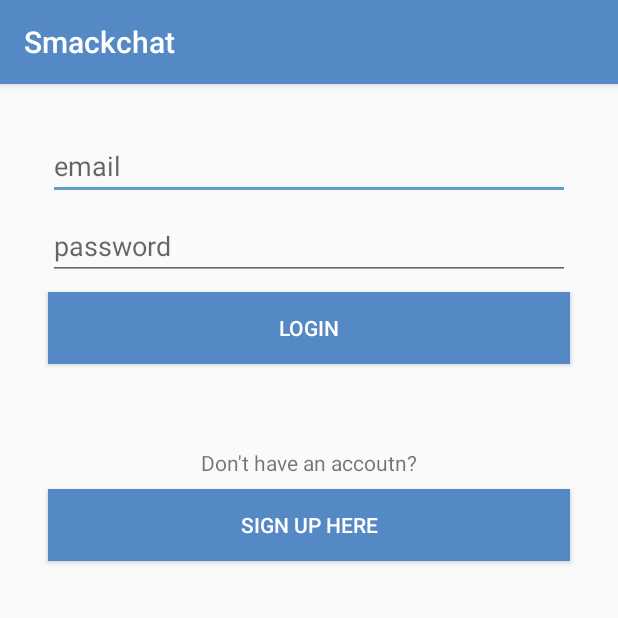
After one commit to feras272/SmackchatApp, an Android app: the LoginActivity screen opened directly, with no data from a screen before it, on a phone screen of 412 x 824 dp, the top half of it. The commit adds this screen. Run offline under Robolectric (Android 15) with nearby library versions, the phone set to English and light mode, and no system bars.

Commit message:
finishing the sign up page and link it with the login page

```diff
--- a/app/src/main/AndroidManifest.xml
+++ b/app/src/main/AndroidManifest.xml
@@ -6,9 +6,10 @@
         android:allowBackup="true"
         android:icon="@mipmap/ic_launcher"
         android:label="@string/app_name"
-
         android:supportsRtl="true"
         android:theme="@style/AppTheme">
+        <activity android:name=".CreateUserActivity"></activity>
+        <activity android:name=".LoginActivity" />
         <activity
             android:name=".MainActivity"
             android:label="@string/app_name"
--- /dev/null
+++ b/app/src/main/java/com/example/smackchat/LoginActivity.kt
@@ -0,0 +1,25 @@
+package com.example.smackchat
+
+import android.content.Intent
+import androidx.appcompat.app.AppCompatActivity
+import android.os.Bundle
+import android.view.View
+
+
+class LoginActivity : AppCompatActivity() {
+
+    override fun onCreate(savedInstanceState: Bundle?) {
+        super.onCreate(savedInstanceState)
+        setContentView(R.layout.activity_login)
+
+    }
+
+    fun loginLoginBtnClicked(view: View){
+        //R.layout.activity_login
+    }
+
+    fun loginCreateUserBtnClicked(view: View){
+        val createUserIntent = Intent(this, CreateUserActivity::class.java)
+        startActivity(createUserIntent)
+    }
+}
--- /dev/null
+++ b/app/src/main/res/layout/activity_login.xml
@@ -0,0 +1,76 @@
+<?xml version="1.0" encoding="utf-8"?>
+<androidx.constraintlayout.widget.ConstraintLayout xmlns:android="http://schemas.android.com/apk/res/android"
+    xmlns:app="http://schemas.android.com/apk/res-auto"
+    xmlns:tools="http://schemas.android.com/tools"
+    android:layout_width="match_parent"
+    android:layout_height="match_parent"
+    tools:context=".LoginActivity">
+
+    <EditText
+        android:id="@+id/loginEmailText"
+        android:layout_width="0dp"
+        android:layout_height="wrap_content"
+        android:layout_marginStart="32dp"
+        android:layout_marginTop="32dp"
+        android:layout_marginEnd="32dp"
+        android:ems="10"
+        android:hint="@string/email"
+        android:inputType="textPersonName"
+        app:layout_constraintEnd_toEndOf="parent"
+        app:layout_constraintStart_toStartOf="parent"
+        app:layout_constraintTop_toTopOf="parent" />
+
+    <EditText
+        android:id="@+id/loginPasswordText"
+        android:layout_width="0dp"
+        android:layout_height="wrap_content"
+        android:layout_marginStart="32dp"
+        android:layout_marginTop="8dp"
+        android:layout_marginEnd="32dp"
+        android:ems="10"
+        android:hint="password"
+        android:inputType="textPersonName"
+        app:layout_constraintEnd_toEndOf="parent"
+        app:layout_constraintStart_toStartOf="parent"
+        app:layout_constraintTop_toBottomOf="@+id/loginEmailText" />
+
+    <Button
+        android:id="@+id/logingLoginBtn"
+        android:layout_width="0dp"
+        android:layout_height="wrap_content"
+        android:layout_marginStart="32dp"
+        android:layout_marginTop="8dp"
+        android:layout_marginEnd="32dp"
+        android:background="@color/colorPrimary"
+        android:onClick="loginLoginBtnClicked"
+        android:text="@string/login"
+        android:textColor="@android:color/white"
+        app:layout_constraintEnd_toEndOf="parent"
+        app:layout_constraintStart_toStartOf="parent"
+        app:layout_constraintTop_toBottomOf="@+id/loginPasswordText" />
+
+    <TextView
+        android:id="@+id/textView"
+        android:layout_width="wrap_content"
+        android:layout_height="wrap_content"
+        android:layout_marginTop="56dp"
+        android:text="@string/noLogin"
+        app:layout_constraintEnd_toEndOf="parent"
+        app:layout_constraintStart_toStartOf="parent"
+        app:layout_constraintTop_toBottomOf="@+id/logingLoginBtn" />
+
+    <Button
+        android:id="@+id/loginCreateUserBtn"
+        android:layout_width="0dp"
+        android:layout_height="wrap_content"
+        android:layout_marginStart="32dp"
+        android:layout_marginTop="8dp"
+        android:layout_marginEnd="32dp"
+        android:background="@color/colorPrimary"
+        android:onClick="loginCreateUserBtnClicked"
+        android:text="@string/signup"
+        android:textColor="#FFFFFF"
+        app:layout_constraintEnd_toEndOf="parent"
+        app:layout_constraintStart_toStartOf="parent"
+        app:layout_constraintTop_toBottomOf="@+id/textView" />
+</androidx.constraintlayout.widget.ConstraintLayout>
--- a/app/src/main/res/values/strings.xml
+++ b/app/src/main/res/values/strings.xml
@@ -12,4 +12,15 @@
     <string name="menu_slideshow">Slideshow</string>
 
     <string name="home_second">Home Second</string>
+    <string name="login">LOGIN</string>
+    <string name="jony">JoneyB</string>
+    <string name="jonyEmail">ferasdev@gmail.com</string>
+    <string name="pleaseLog">Please Log In !</string>
+    <string name="message">Message:</string>
+    <string name="email">email</string>
+    <string name="signup">SIGN UP HERE</string>
+    <string name="noLogin">Don\'t have an accoutn?</string>
+    <string name="createuser">CREATE USER</string>
+    <string name="tap">Tap to generate user avatar</string>
+    <string name="generatecolor">GENERATE BACKGROUND COLOR</string>
 </resources>
```
Also changed, not shown: app/src/main/java/com/example/smackchat/CreateUserActivity.kt (added, +25 -0 lines), app/src/main/java/com/example/smackchat/MainActivity.kt (+11 -0 lines), app/src/main/res/layout/activity_create_user.xml (added, +108 -0 lines), app/src/main/res/layout/content_main.xml (+46 -0 lines), app/src/main/res/layout/nav_header_main.xml (+39 -11 lines).
